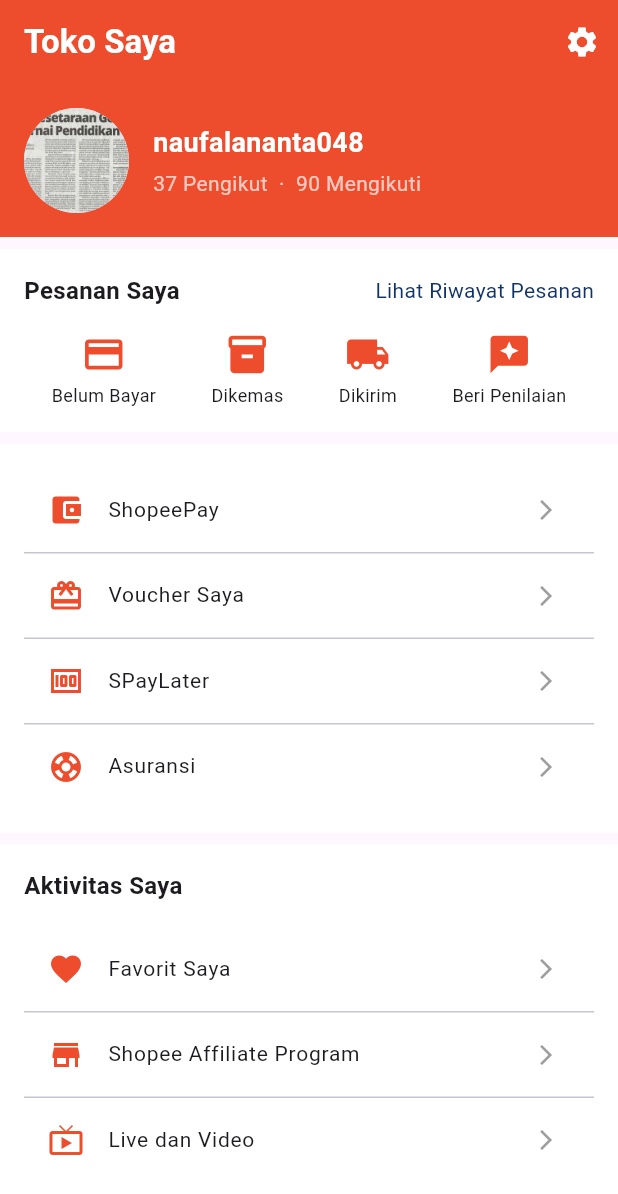
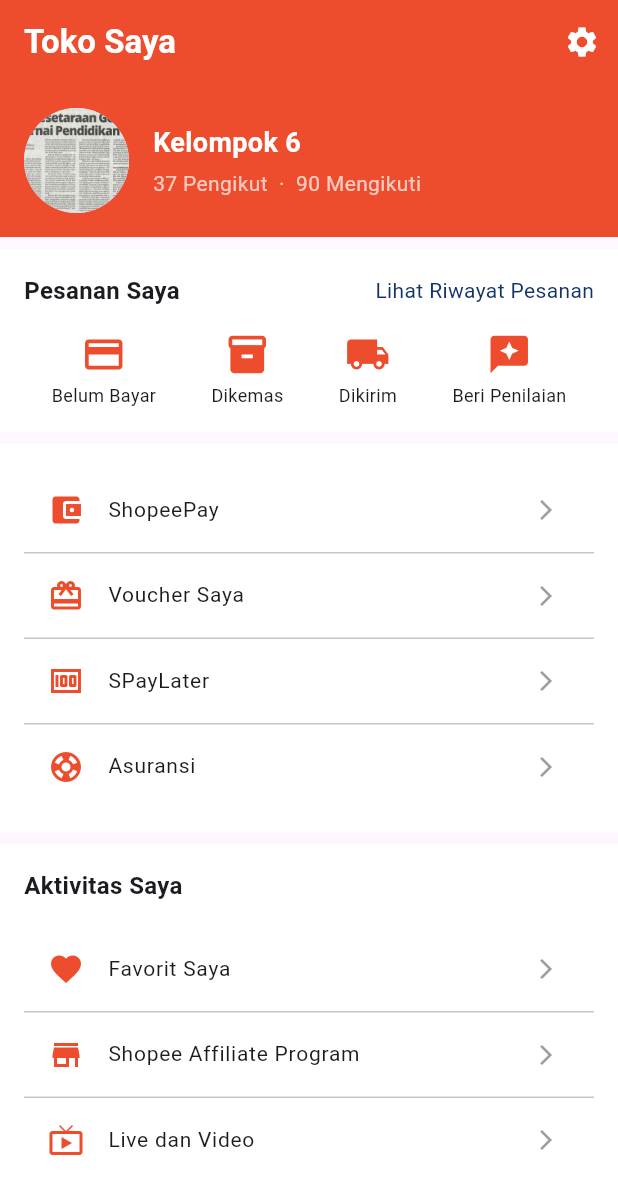
Before and after one commit to sangprabuuu/KLOMPOK-6_PPB, a Flutter app: the ProfileScreen screen opened directly, on a phone screen of 412 x 824 dp. Shown: the top 1194 px of the screen. Run offline on Flutter 3.47's test engine with Material 3 defaults, Android fonts, the phone set to English and light mode, and no system bars; our stand-ins replace ionicons.

Commit message:
Update profile.dart

```diff
--- a/lib/profile.dart
+++ b/lib/profile.dart
@@ -46,7 +46,7 @@ class ProfileScreen extends StatelessWidget {
                       crossAxisAlignment: CrossAxisAlignment.start,
                       children: [
                         const Text(
-                          'naufalananta048',
+                          'Kelompok 6',
                           style: TextStyle(
                             fontSize: 18,
                             fontWeight: FontWeight.bold,
```
